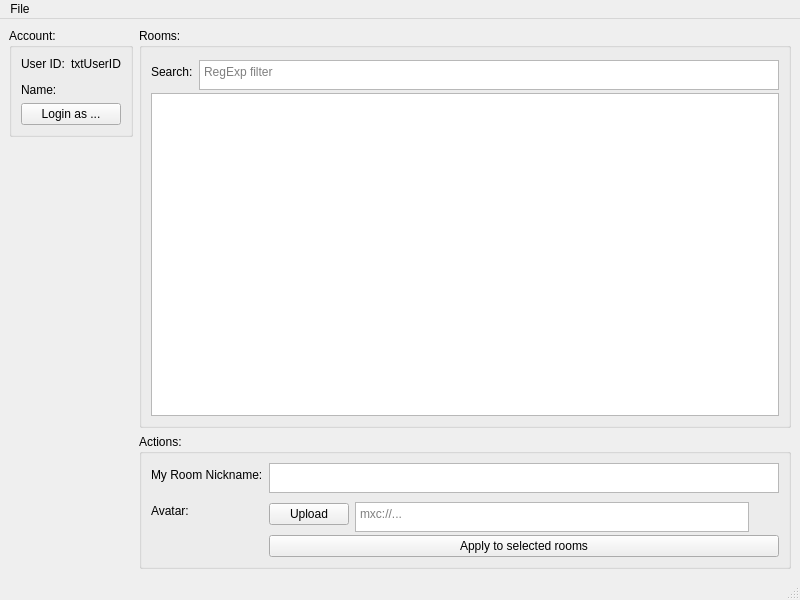
Old version of the form ui/mainwindow.ui in the repository SharkyRawr/matrix-changemyname.
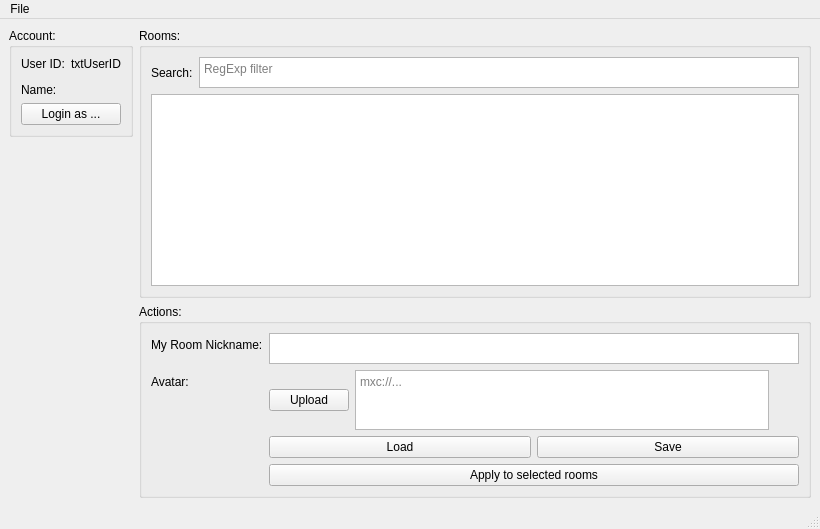
New version of the form.

Commit message: added loading and saving a (single save-slot) persona

Diff of the .ui file:
```diff
--- a/ui/mainwindow.ui
+++ b/ui/mainwindow.ui
@@ -6,8 +6,8 @@
    <rect>
     <x>0</x>
     <y>0</y>
-    <width>800</width>
-    <height>600</height>
+    <width>820</width>
+    <height>529</height>
    </rect>
   </property>
   <property name="windowTitle">
@@ -110,7 +110,7 @@
            <item>
             <widget class="QTextEdit" name="txtFilter">
              <property name="sizePolicy">
-              <sizepolicy hsizetype="Expanding" vsizetype="Preferred">
+              <sizepolicy hsizetype="Expanding" vsizetype="Expanding">
                <horstretch>0</horstretch>
                <verstretch>0</verstretch>
               </sizepolicy>
@@ -124,7 +124,7 @@
              <property name="maximumSize">
               <size>
                <width>16777215</width>
-               <height>24</height>
+               <height>32</height>
               </size>
              </property>
              <property name="placeholderText">
@@ -163,7 +163,7 @@
          <item row="0" column="1">
           <widget class="QPlainTextEdit" name="txtRoomNickname">
            <property name="sizePolicy">
-            <sizepolicy hsizetype="Expanding" vsizetype="Preferred">
+            <sizepolicy hsizetype="Expanding" vsizetype="Expanding">
              <horstretch>0</horstretch>
              <verstretch>0</verstretch>
             </sizepolicy>
@@ -177,7 +177,7 @@
            <property name="maximumSize">
             <size>
              <width>16777215</width>
-             <height>24</height>
+             <height>32</height>
             </size>
            </property>
           </widget>
@@ -201,7 +201,7 @@
            <item>
             <widget class="QPlainTextEdit" name="txtRoomAvatarMXC">
              <property name="sizePolicy">
-              <sizepolicy hsizetype="Expanding" vsizetype="Fixed">
+              <sizepolicy hsizetype="Expanding" vsizetype="Minimum">
                <horstretch>0</horstretch>
                <verstretch>0</verstretch>
               </sizepolicy>
@@ -215,9 +215,12 @@
              <property name="maximumSize">
               <size>
                <width>16777215</width>
-               <height>24</height>
+               <height>60</height>
               </size>
              </property>
+             <property name="lineWrapMode">
+              <enum>QPlainTextEdit::NoWrap</enum>
+             </property>
              <property name="placeholderText">
               <string>mxc://...</string>
              </property>
@@ -253,13 +256,31 @@
            </item>
           </layout>
          </item>
-         <item row="2" column="1">
+         <item row="3" column="1">
           <widget class="QPushButton" name="cmdApply">
            <property name="text">
             <string>Apply to selected rooms</string>
            </property>
           </widget>
          </item>
+         <item row="2" column="1">
+          <layout class="QHBoxLayout" name="horizontalLayout_7">
+           <item>
+            <widget class="QPushButton" name="cmdLoad">
+             <property name="text">
+              <string>Load</string>
+             </property>
+            </widget>
+           </item>
+           <item>
+            <widget class="QPushButton" name="cmdSave">
+             <property name="text">
+              <string>Save</string>
+             </property>
+            </widget>
+           </item>
+          </layout>
+         </item>
         </layout>
        </widget>
       </item>
@@ -272,7 +293,7 @@
     <rect>
      <x>0</x>
      <y>0</y>
-     <width>800</width>
+     <width>820</width>
      <height>24</height>
     </rect>
    </property>
```
The commit also changes 2 other files.
